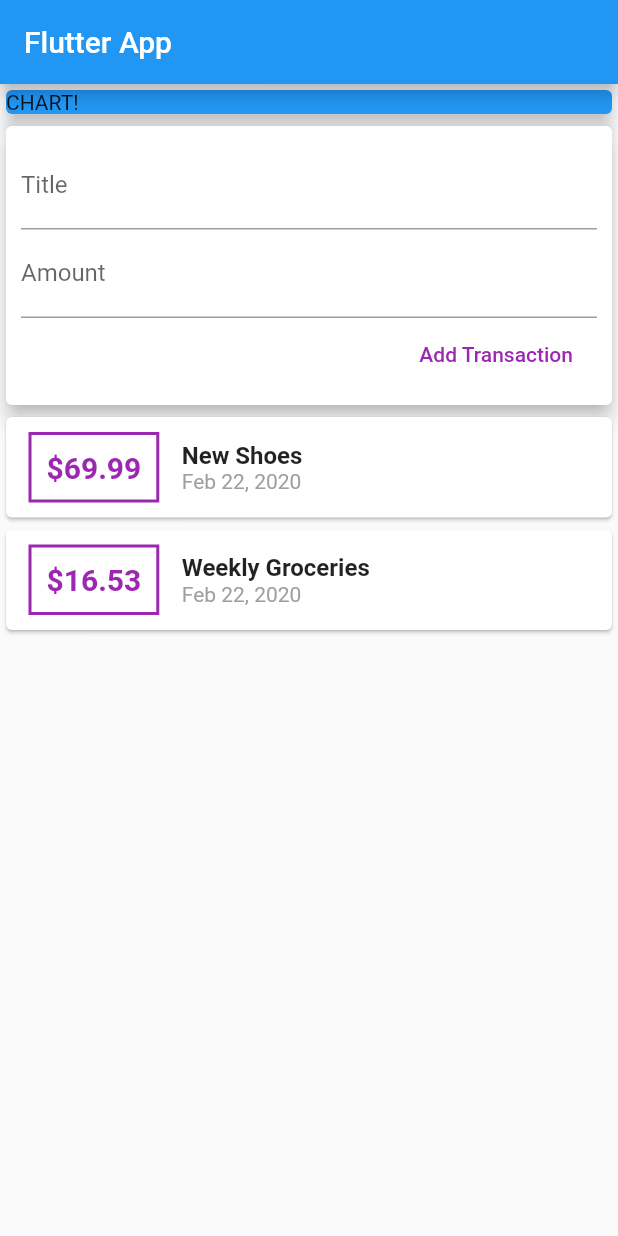
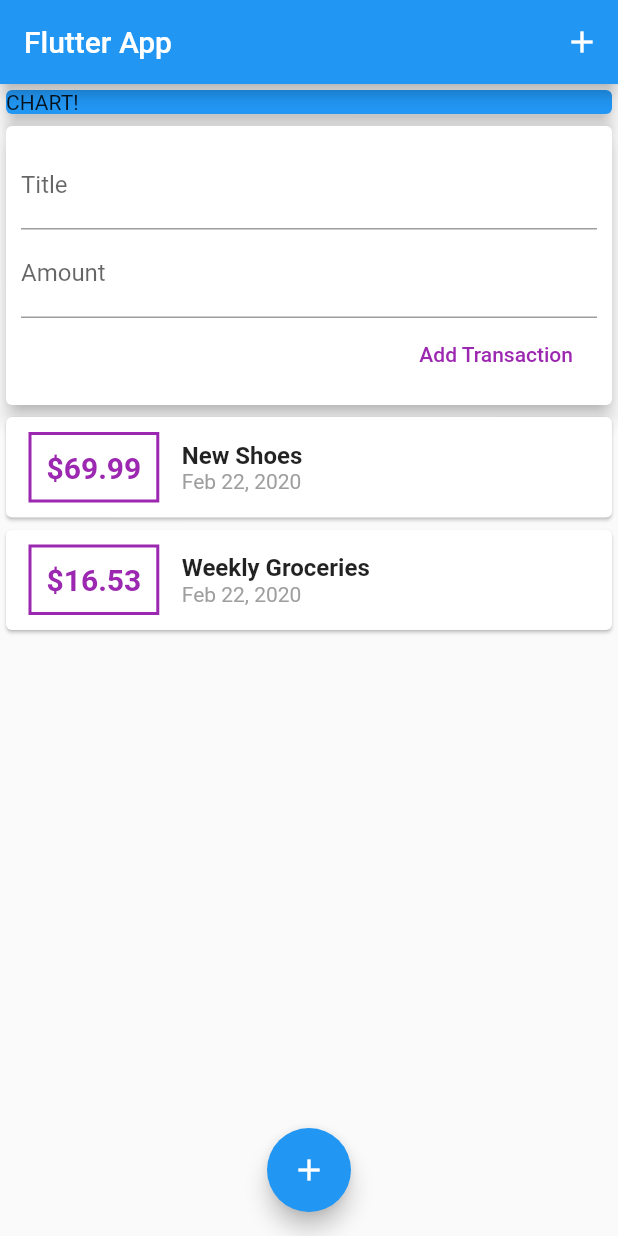
Before and after one commit to saizen408/flutter_expense_app, a Flutter app: the screen it shows after launch, on a phone screen of 412 x 824 dp. Run offline on Flutter 3.47's test engine with Material 2 defaults, Android fonts, the phone set to English and light mode, and no system bars.

Commit message:
add "add button" icons

```diff
--- a/lib/main.dart
+++ b/lib/main.dart
@@ -23,9 +23,12 @@ class MyHomePage extends StatelessWidget {
   @override
   Widget build(BuildContext context) {
     return Scaffold(
-      appBar: AppBar(
-        title: Text('Flutter App'),
-      ),
+      appBar: AppBar(title: Text('Flutter App'), actions: <Widget>[
+        IconButton(
+          icon: Icon(Icons.add),
+          onPressed: () {},
+        )
+      ]),
       body: SingleChildScrollView(
         child: Column(
           // mainAxisAlignment: MainAxisAlignment.center,
@@ -46,6 +49,11 @@ class MyHomePage extends StatelessWidget {
           ],
         ),
       ),
+      floatingActionButtonLocation: FloatingActionButtonLocation.centerFloat,
+      floatingActionButton: FloatingActionButton(
+        child: Icon(Icons.add),
+        onPressed: () {},
+      ),
     );
   }
 }
--- a/lib/widgets/transaction_list.dart
+++ b/lib/widgets/transaction_list.dart
@@ -10,7 +10,7 @@ class TransactionList extends StatelessWidget {
   @override
   Widget build(BuildContext context) {
     return Container(
-      height: 300,
+      height: 400,
       child: ListView.builder(
         itemBuilder: (ctx, index) {
           return Card(
```
